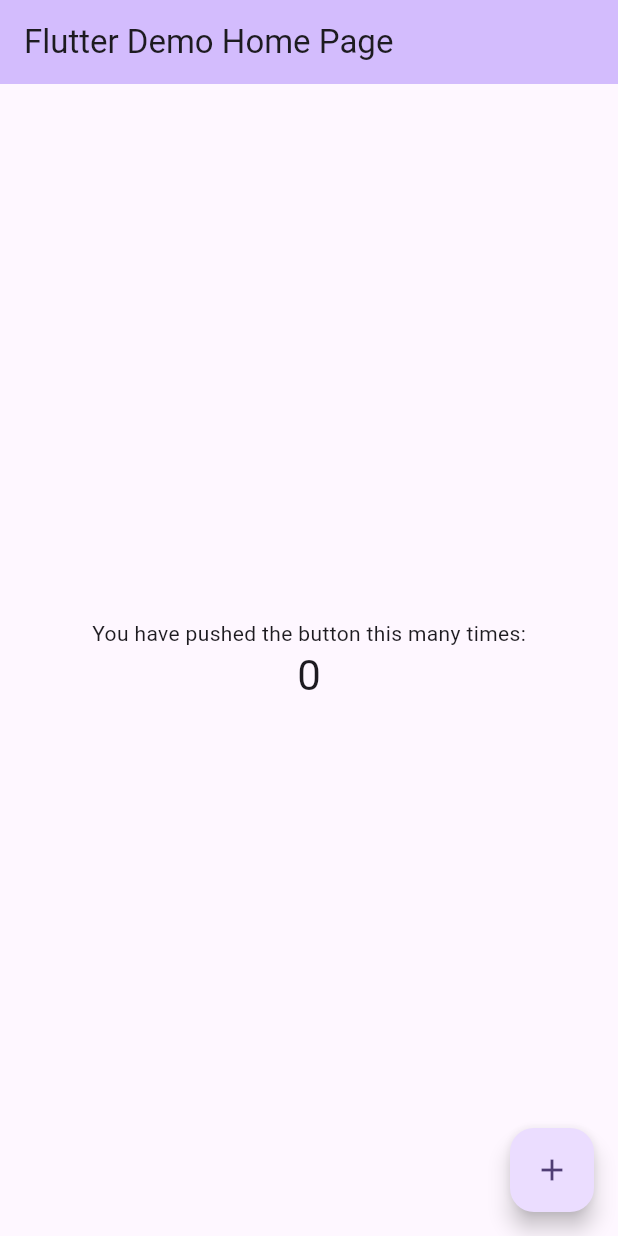
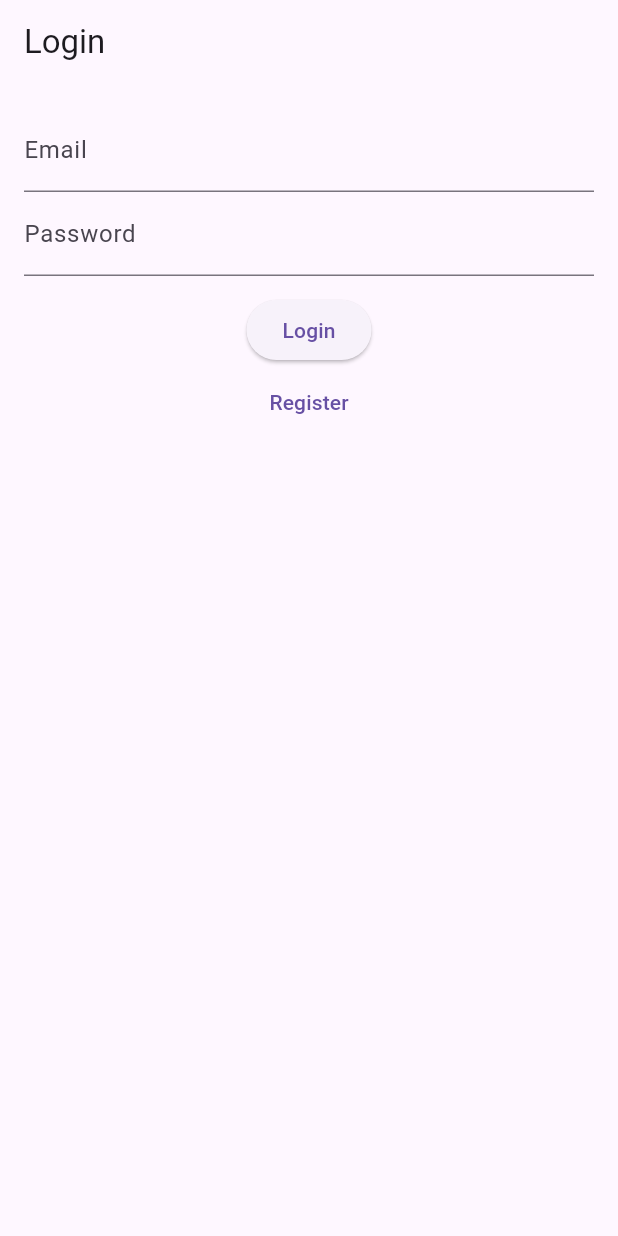
Before and after one commit to RenMakara/midterm-flutter, a Flutter app: the screen it shows after launch, on a phone screen of 412 x 824 dp. Run offline on Flutter 3.47's test engine with Material 3 defaults, Android fonts, the phone set to English and light mode, and no system bars; our stand-ins replace sqflite; accounts and stored records are empty.

Commit message:
Login, register, homescreen, profilescreen, searchscreen commit

```diff
--- /dev/null
+++ b/devtools_options.yaml
@@ -0,0 +1,3 @@
+description: This file stores settings for Dart & Flutter DevTools.
+documentation: https://docs.flutter.dev/tools/devtools/extensions#configure-extension-enablement-states
+extensions:
--- a/lib/main.dart
+++ b/lib/main.dart
@@ -1,122 +1,30 @@
 import 'package:flutter/material.dart';
+import 'screens/login_screen.dart';
+import 'screens/register_screen.dart';
+import 'screens/home_screen.dart';
+
 
 void main() {
   runApp(const MyApp());
 }
 
+
 class MyApp extends StatelessWidget {
   const MyApp({super.key});
 
-  // This widget is the root of your application.
+
   @override
   Widget build(BuildContext context) {
     return MaterialApp(
-      title: 'Flutter Demo',
-      theme: ThemeData(
-        // This is the theme of your application.
-        //
-        // TRY THIS: Try running your application with "flutter run". You'll see
-        // the application has a purple toolbar. Then, without quitting the app,
-        // try changing the seedColor in the colorScheme below to Colors.green
-        // and then invoke "hot reload" (save your changes or press the "hot
-        // reload" button in a Flutter-supported IDE, or press "r" if you used
-        // the command line to start the app).
-        //
-        // Notice that the counter didn't reset back to zero; the application
-        // state is not lost during the reload. To reset the state, use hot
-        // restart instead.
-        //
-        // This works for code too, not just values: Most code changes can be
-        // tested with just a hot reload.
-        colorScheme: ColorScheme.fromSeed(seedColor: Colors.deepPurple),
-      ),
-      home: const MyHomePage(title: 'Flutter Demo Home Page'),
+      debugShowCheckedModeBanner: false,
+      title: 'Midterm',
+      theme: ThemeData(primarySwatch: Colors.blue),
+      initialRoute: '/login',
+      routes: {
+        '/login': (context) => const LoginScreen(),
+        '/register': (context) => const RegisterScreen(),
+        '/home': (context) => const HomeScreen(),
+      },
     );
   }
 }
-
-class MyHomePage extends StatefulWidget {
-  const MyHomePage({super.key, required this.title});
-
-  // This widget is the home page of your application. It is stateful, meaning
-  // that it has a State object (defined below) that contains fields that affect
-  // how it looks.
-
-  // This class is the configuration for the state. It holds the values (in this
-  // case the title) provided by the parent (in this case the App widget) and
-  // used by the build method of the State. Fields in a Widget subclass are
-  // always marked "final".
-
-  final String title;
-
-  @override
-  State<MyHomePage> createState() => _MyHomePageState();
-}
-
-class _MyHomePageState extends State<MyHomePage> {
-  int _counter = 0;
-
-  void _incrementCounter() {
-    setState(() {
-      // This call to setState tells the Flutter framework that something has
-      // changed in this State, which causes it to rerun the build method below
-      // so that the display can reflect the updated values. If we changed
-      // _counter without calling setState(), then the build method would not be
-      // called again, and so nothing would appear to happen.
-      _counter++;
-    });
-  }
-
-  @override
-  Widget build(BuildContext context) {
-    // This method is rerun every time setState is called, for instance as done
-    // by the _incrementCounter method above.
-    //
-    // The Flutter framework has been optimized to make rerunning build methods
-    // fast, so that you can just rebuild anything that needs updating rather
-    // than having to individually change instances of widgets.
-    return Scaffold(
-      appBar: AppBar(
-        // TRY THIS: Try changing the color here to a specific color (to
-        // Colors.amber, perhaps?) and trigger a hot reload to see the AppBar
-        // change color while the other colors stay the same.
-        backgroundColor: Theme.of(context).colorScheme.inversePrimary,
-        // Here we take the value from the MyHomePage object that was created by
-        // the App.build method, and use it to set our appbar title.
-        title: Text(widget.title),
-      ),
-      body: Center(
-        // Center is a layout widget. It takes a single child and positions it
-        // in the middle of the parent.
-        child: Column(
-          // Column is also a layout widget. It takes a list of children and
-          // arranges them vertically. By default, it sizes itself to fit its
-          // children horizontally, and tries to be as tall as its parent.
-          //
-          // Column has various properties to control how it sizes itself and
-          // how it positions its children. Here we use mainAxisAlignment to
-          // center the children vertically; the main axis here is the vertical
-          // axis because Columns are vertical (the cross axis would be
-          // horizontal).
-          //
-          // TRY THIS: Invoke "debug painting" (choose the "Toggle Debug Paint"
-          // action in the IDE, or press "p" in the console), to see the
-          // wireframe for each widget.
-          mainAxisAlignment: MainAxisAlignment.center,
-          children: <Widget>[
-            const Text('You have pushed the button this many times:'),
-            Text(
-              '$_counter',
-              style: Theme.of(context).textTheme.headlineMedium,
-            ),
-          ],
-        ),
-      ),
-      floatingActionButton: FloatingActionButton(
-        onPressed: _incrementCounter,
-        tooltip: 'Increment',
-        child: const Icon(Icons.add),
-      ), // This trailing comma makes auto-formatting nicer for build methods.
-    );
-  }
-}
--- /dev/null
+++ b/lib/models/user_model.dart
@@ -0,0 +1,29 @@
+class UserModel {
+  final int? id;
+  final String email;
+  final String password;
+  final String? name;
+
+
+  UserModel({this.id, required this.email, required this.password, this.name});
+
+
+  Map<String, dynamic> toMap() {
+    return {
+      'id': id,
+      'email': email,
+      'password': password,
+      'name': name,
+    };
+  }
+
+
+  factory UserModel.fromMap(Map<String, dynamic> map) {
+    return UserModel(
+      id: map['id'] as int?,
+      email: map['email'] as String,
+      password: map['password'] as String,
+      name: map['name'] as String?,
+    );
+  }
+}
--- /dev/null
+++ b/lib/screens/login_screen.dart
@@ -0,0 +1,48 @@
+import 'package:flutter/material.dart';
+import '../services/auth_service.dart';
+
+
+class LoginScreen extends StatefulWidget {
+  const LoginScreen({super.key});
+
+
+  @override
+  State<LoginScreen> createState() => _LoginScreenState();
+}
+
+
+class _LoginScreenState extends State<LoginScreen> {
+  final _emailCtrl = TextEditingController();
+  final _pwdCtrl = TextEditingController();
+  final _auth = AuthService();
+  String? _error;
+
+
+  @override
+  Widget build(BuildContext context) {
+    return Scaffold(
+      appBar: AppBar(title: const Text('Login')),
+      body: Padding(
+        padding: const EdgeInsets.all(16.0),
+        child: Column(children: [
+          TextField(controller: _emailCtrl, decoration: const InputDecoration(labelText: 'Email')),
+          TextField(controller: _pwdCtrl, obscureText: true, decoration: const InputDecoration(labelText: 'Password')),
+          if (_error != null) Text(_error!, style: const TextStyle(color: Colors.red)),
+          const SizedBox(height: 12),
+          ElevatedButton(
+            onPressed: () async {
+              final user = await _auth.login(_emailCtrl.text.trim(), _pwdCtrl.text);
+              if (user == null) {
+                setState(() { _error = 'Invalid credentials'; });
+              } else {
+                Navigator.pushReplacementNamed(context, '/home');
+              }
+            },
+            child: const Text('Login'),
+          ),
+          TextButton(onPressed: () => Navigator.pushNamed(context, '/register'), child: const Text('Register'))
+        ]),
+      ),
+    );
+  }
+}
--- /dev/null
+++ b/lib/screens/register_screen.dart
@@ -0,0 +1,48 @@
+import 'package:flutter/material.dart';
+import '../services/auth_service.dart';
+import '../models/user_model.dart';
+
+
+class RegisterScreen extends StatefulWidget {
+  const RegisterScreen({super.key});
+  @override
+  State<RegisterScreen> createState() => _RegisterScreenState();
+}
+
+
+class _RegisterScreenState extends State<RegisterScreen> {
+  final _email = TextEditingController();
+  final _pwd = TextEditingController();
+  final _pwdConfirm = TextEditingController();
+  final _auth = AuthService();
+  String? _error;
+
+
+  @override
+  Widget build(BuildContext context) {
+    return Scaffold(
+      appBar: AppBar(title: const Text('Register')),
+      body: Padding(
+        padding: const EdgeInsets.all(16.0),
+        child: Column(children: [
+          TextField(controller: _email, decoration: const InputDecoration(labelText: 'Email')),
+          TextField(controller: _pwd, obscureText: true, decoration: const InputDecoration(labelText: 'Password')),
+          TextField(controller: _pwdConfirm, obscureText: true, decoration: const InputDecoration(labelText: 'Confirm Password')),
+          if (_error != null) Text(_error!, style: const TextStyle(color: Colors.red)),
+          ElevatedButton(
+            onPressed: () async {
+              final user = UserModel(email: _email.text.trim(), password: _pwd.text);
+              final result = await _auth.register(user, _pwdConfirm.text);
+              if (result != null) {
+                setState(() { _error = result; });
+              } else {
+                Navigator.pop(context);
+              }
+            },
+            child: const Text('Register'),
+          )
+        ]),
+      ),
+    );
+  }
+}
--- /dev/null
+++ b/lib/services/auth_service.dart
@@ -0,0 +1,29 @@
+import '../database/database_helper.dart';
+import '../models/user_model.dart';
+
+
+class AuthService {
+  final db = DatabaseHelper();
+
+
+  Future<String?> register(UserModel user, String confirmPassword) async {
+    if (user.email.isEmpty || user.password.isEmpty) return 'Fields cannot be empty';
+    if (user.password != confirmPassword) return 'Password doesn\'t match';
+
+
+    final existing = await db.getUserByEmail(user.email);
+    if (existing != null) return 'Email already registered';
+
+
+    await db.insertUser(user.toMap());
+    return null; // success
+  }
+
+
+  Future<UserModel?> login(String email, String password) async {
+    final record = await db.getUserByEmail(email);
+    if (record == null) return null;
+    if (record['password'] == password) return UserModel.fromMap(record);
+    return null;
+  }
+}
```
Also changed, not shown: lib/database/database_helper.dart (added, +75 -0 lines), lib/screens/home_screen.dart (added, +83 -0 lines), lib/screens/profile_screen.dart (added, +122 -0 lines), lib/screens/search_screen.dart (added, +154 -0 lines), pubspec.yaml (+8 -3 lines), assets/images/bg-1.png (added), pubspec.lock, 1 other file.
